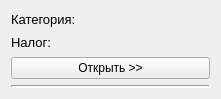
Qt form formbtnshowcategory.ui (yuriybobko/PCReport) before a commit.
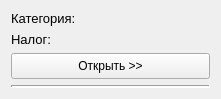
The same form after that commit.

What changed in the file:
```diff
--- a/formbtnshowcategory.ui
+++ b/formbtnshowcategory.ui
@@ -47,7 +47,7 @@
    <item>
     <widget class="QPushButton" name="BtnShow">
      <property name="sizePolicy">
-      <sizepolicy hsizetype="Expanding" vsizetype="Fixed">
+      <sizepolicy hsizetype="Expanding" vsizetype="Expanding">
        <horstretch>0</horstretch>
        <verstretch>0</verstretch>
       </sizepolicy>
```
